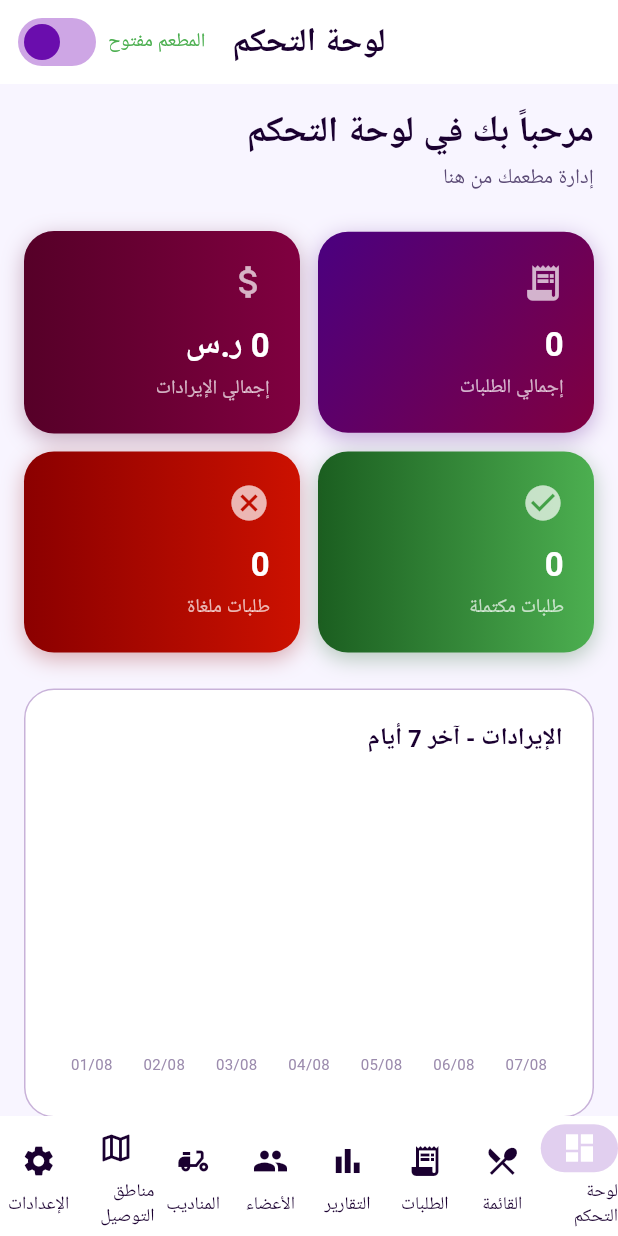
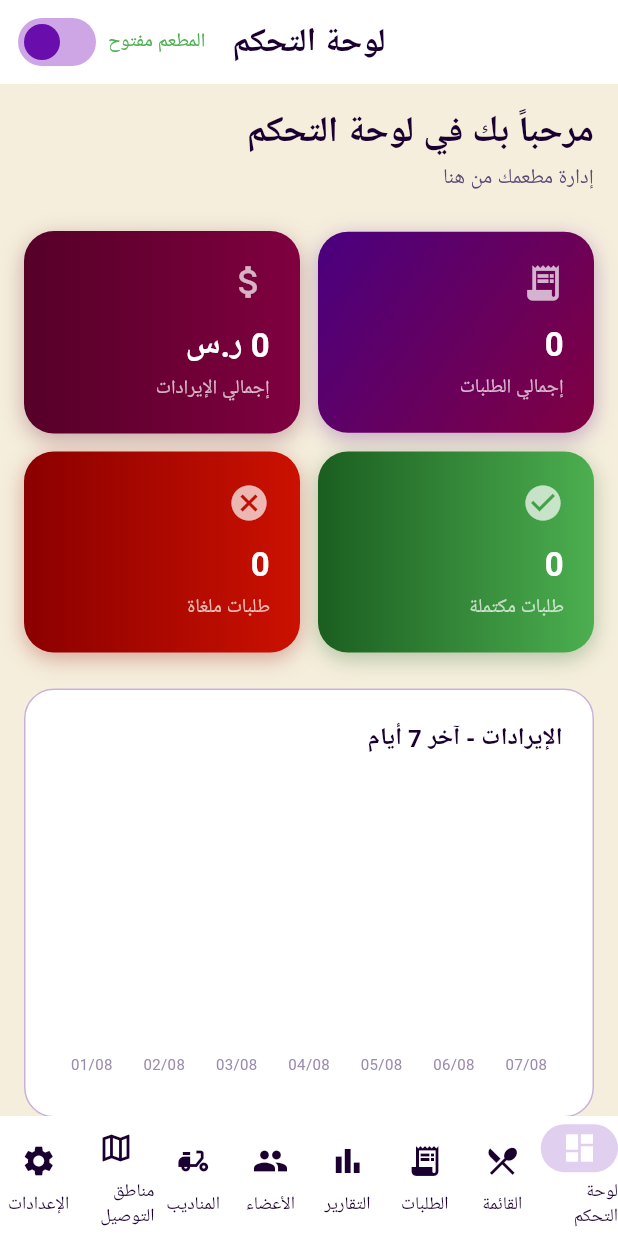
Before and after one commit to melz102030-ai/melz-restaurant, a Flutter app: the AdminDashboard screen opened by its route, on a phone screen of 412 x 824 dp. Run offline on Flutter 3.47's test engine with Material 3 defaults, Android fonts, the phone set to English and light mode, and no system bars; drawn by our look-alikes of fl_chart, flutter_animate; our stand-ins replace cloud_firestore, file_picker, firebase_auth, firebase_core, flutter_map, flutter_riverpod and 5 more; missing offline and left inert: dart:html, dart:js, excel; accounts and stored records are empty; network calls fail; Roboto replaces fonts that are missing (Cairo); statements that could not run were skipped.

Commit message:
style: تغيير خلفية التطبيق الأساسية من الأبيض إلى البيج
AppColors.background هي القيمة المصدر الوحيدة المستخدمة في scaffoldBackgroundColor
بالثيم العام، فتغييرها ينعكس تلقائياً على خلفية كل الصفحات (المطبخ، الإدارة،
المندوب، العميل...) دون الحاجة لتعديل كل شاشة على حدة.

تم التحقق محلياً: flutter build web --release نجح.

Co-Authored-By: Claude Sonnet 5 <noreply@anthropic.com>

```diff
--- a/lib/core/constants/app_colors.dart
+++ b/lib/core/constants/app_colors.dart
@@ -15,7 +15,7 @@ class AppColors {
   static const Color redDark = Color(0xFF8B0000);
 
   // Background Colors
-  static const Color background = Color(0xFFF8F5FF);
+  static const Color background = Color(0xFFF5EEDC);
   static const Color surface = Color(0xFFFFFFFF);
   static const Color surfaceLight = Color(0xFFEDE7F6);
   static const Color cardBackground = Color(0xFFFFFFFF);
```
